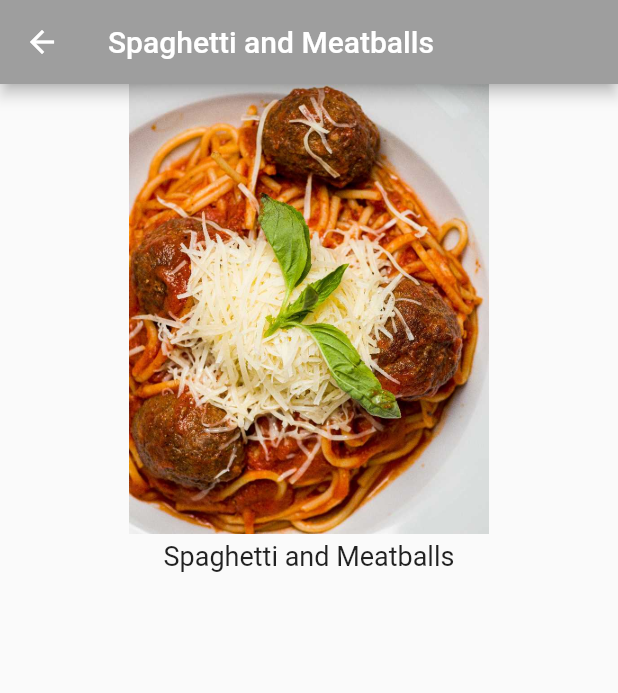
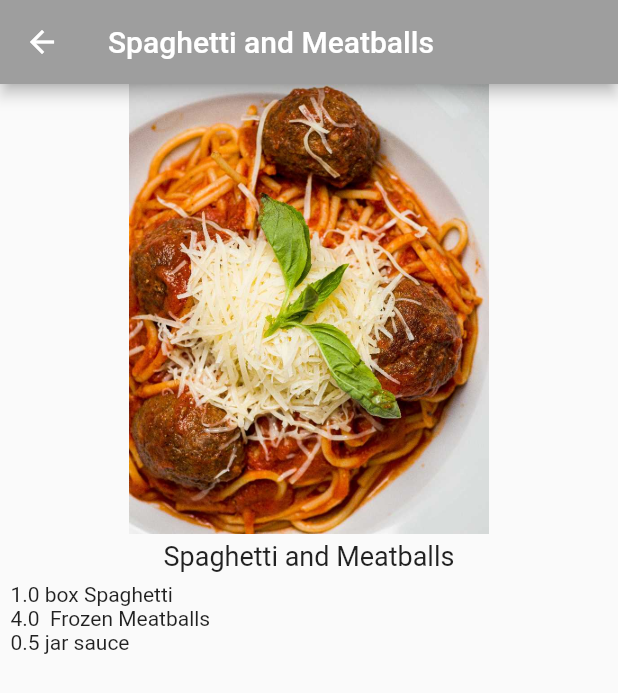
Before and after one commit to andreyka-web/recipies-flutter-app, a Flutter app: the RecipeDetail screen opened directly with sample values from the repository, on a phone screen of 412 x 824 dp. Shown: the top 693 px of the screen. Run offline on Flutter 3.47's test engine with Material 2 defaults, Android fonts, the phone set to English and light mode, and no system bars.

Commit message:
recipe detail ingredients

```diff
--- a/lib/main.dart
+++ b/lib/main.dart
@@ -1,3 +1,4 @@
+import 'recipe_detail.dart';
 import 'package:flutter/material.dart';
 import 'recipe.dart';
 
@@ -59,7 +60,7 @@
                     context,
                     MaterialPageRoute(
                       builder: (context) {
-                        return Text('Detailed Page');
+                        return RecipeDetail(recipe: Recipe.samples[index]);
                       },
                     ),
                   );
--- a/lib/recipe.dart
+++ b/lib/recipe.dart
@@ -1,17 +1,77 @@
 class Recipe {
   String label;
   String imageUrl;
+  int servings;
+  List<Ingredient> ingredients;
 
-  Recipe(this.label, this.imageUrl);
+  Recipe(this.label, this.imageUrl, this.servings, this.ingredients);
 
   static List<Recipe> samples = [
-    Recipe('Spaghetti and Meatballs', 'assets/1645494371519-800x1000-50.jpg'),
-    Recipe('Tomato Soup', 'assets/1645494400624-720x1080-50.jpg'),
-    Recipe('Grilled Chese', 'assets/1645494415350-820x1229-50.jpg'),
-    Recipe('Chocolate Chip Cookies', 'assets/1645494441155-748x998-50.jpg'),
-    Recipe('Taco Salad', 'assets/1645494383394-723x1083-50.jpg'),
-    Recipe('Hawaiian Pizza', 'assets/1645494343187-731x883-50.jpg')
+    Recipe(
+        'Spaghetti and Meatballs',
+        'assets/1645494371519-800x1000-50.jpg',
+        4,
+        [
+          Ingredient(1, 'box', 'Spaghetti',),
+          Ingredient(4, '', 'Frozen Meatballs'),
+          Ingredient(0.5, 'jar', 'sauce')
+        ]
+    ),
+    Recipe(
+        'Tomato Soup',
+        'assets/1645494400624-720x1080-50.jpg',
+        2,
+        [
+          Ingredient(1, 'can', 'Tomato Soup')
+        ]
+    ),
+    Recipe(
+        'Grilled Chese',
+        'assets/1645494415350-820x1229-50.jpg',
+        1,
+        [
+          Ingredient(2, 'slices', 'Cheese'),
+          Ingredient(2, 'slices', 'Bread')
+        ]
+    ),
+    Recipe(
+        'Chocolate Chip Cookies',
+        'assets/1645494441155-748x998-50.jpg',
+        24,
+        [
+          Ingredient(4, 'cups', 'flour'),
+          Ingredient(2, 'cups', 'sugar'),
+          Ingredient(0.5, 'cups', 'chocolate chips')
+        ]
+    ),
+    Recipe(
+        'Taco Salad',
+        'assets/1645494383394-723x1083-50.jpg',
+        1,
+        [
+          Ingredient(4, 'oz', 'nachos'),
+          Ingredient(3, 'oz', 'taco meat'),
+          Ingredient(0.5, 'cup', 'cheese'),
+          Ingredient(0.25, 'cup', 'chopped tomatoes')
+        ]
+    ),
+    Recipe(
+        'Hawaiian Pizza',
+        'assets/1645494343187-731x883-50.jpg',
+        4,
+        [
+          Ingredient(1, 'item', 'pizza'),
+          Ingredient(1, 'cup', 'pineapple'),
+          Ingredient(8, 'oz', 'ham')
+        ]
+    )
   ];
+}
 
-  // TODO: Add Ingredient() here
+class Ingredient {
+  double quantity;
+  String measure;
+  String name;
+
+  Ingredient(this.quantity, this.measure, this.name);
 }
--- a/lib/recipe_detail.dart
+++ b/lib/recipe_detail.dart
@@ -41,7 +41,17 @@ class _RecipeDetailState extends State<RecipeDetail> {
               widget.recipe.label,
               style: const TextStyle(fontSize: 18),
             ),
-            // TODO: Add expanded
+            Expanded(
+                child: ListView.builder(
+                    padding: const EdgeInsets.all(7.0),
+                    itemCount: widget.recipe.ingredients.length,
+                    itemBuilder: (BuildContext context, int index) {
+                      final ingredient = widget.recipe.ingredients[index];
+                      // TODO: Add ingredient.quantity
+                      return Text('${ingredient.quantity} ${ingredient.measure} ${ingredient.name}');
+                    },
+                ),
+            ),
             // TODO: Add Slider() here
           ],
         ),
```
